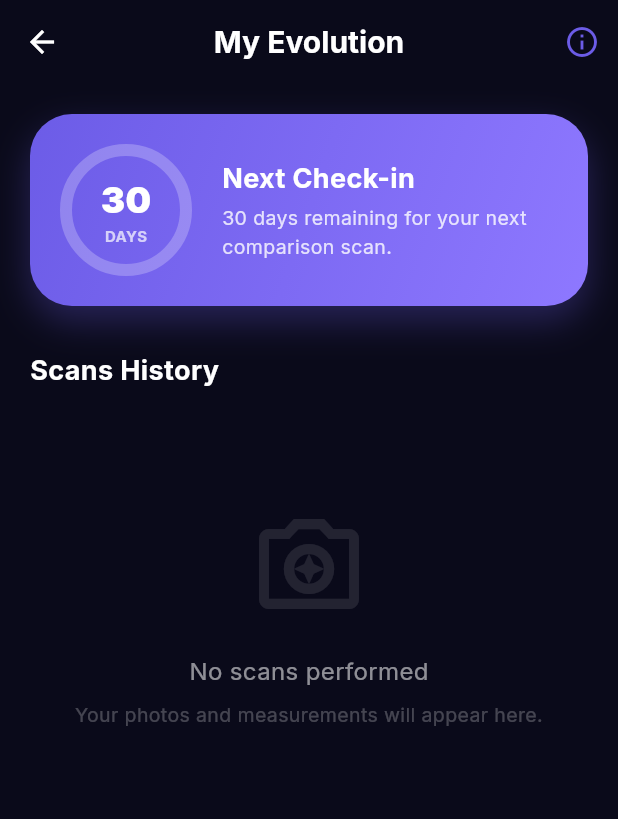
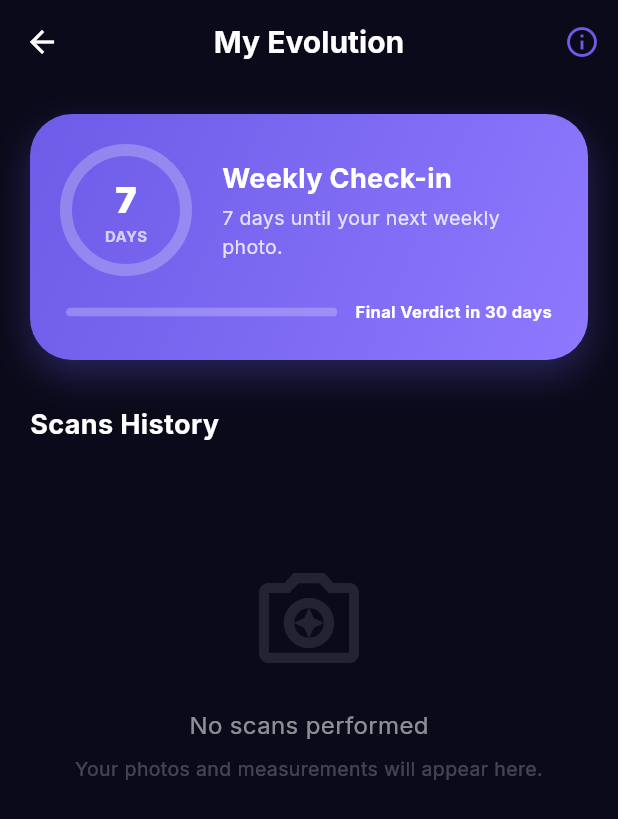
Before and after one commit to shapepro605-pixel/shapepro, a Flutter app: the BodyScanPage screen opened by its route, after a tap on "Side", after a tap on "View My Evolution History", on a phone screen of 412 x 824 dp. Shown: the top 819 px of the screen. Run offline on Flutter 3.47's test engine with Material 3 defaults, Android fonts, the phone set to English and light mode, and no system bars; our stand-ins replace camera, firebase_auth, firebase_core, firebase_storage, fl_chart, flutter_animate and 10 more; missing offline and left inert: google_mlkit_pose_detection, health; accounts and stored records are empty; network calls fail.

Commit message:
feat: implement weekly body scan check-in logic and UI

```diff
--- a/frontend/lib/features/body_scan/body_scan_history_page.dart
+++ b/frontend/lib/features/body_scan/body_scan_history_page.dart
@@ -22,7 +22,8 @@ class _BodyScanHistoryPageState extends State<BodyScanHistoryPage> {
   late BodyScanService _scanService;
   bool _isLoading = true;
   List<Map<String, List<dynamic>>> _groupedScans = [];
-  int _daysRemaining = 30;
+  int _daysRemainingMonthly = 30;
+  int _daysRemainingWeekly = 7;
   Map<String, dynamic>? _latestMetrics;
 
   @override
@@ -87,9 +88,11 @@ class _BodyScanHistoryPageState extends State<BodyScanHistoryPage> {
       if (sortedKeys.isNotEmpty) {
         DateTime lastScanDate = DateTime.parse(sortedKeys.first);
         final difference = DateTime.now().difference(lastScanDate).inDays;
-        _daysRemaining = math.max(0, 30 - difference);
+        _daysRemainingMonthly = math.max(0, 30 - difference);
+        _daysRemainingWeekly = difference >= 30 ? 0 : (difference % 7 == 0 && difference > 0 ? 0 : 7 - (difference % 7));
       } else {
-        _daysRemaining = 30;
+        _daysRemainingMonthly = 30;
+        _daysRemainingWeekly = 7;
       }
 
     } catch (e) {
@@ -150,23 +153,29 @@ class _BodyScanHistoryPageState extends State<BodyScanHistoryPage> {
   }
 
   Widget _buildCountdownHeader() {
-    double progress = (30 - _daysRemaining) / 30;
-    bool isExpired = _daysRemaining == 0;
+    double monthlyProgress = (30 - _daysRemainingMonthly) / 30;
+    double weeklyProgress = (7 - _daysRemainingWeekly) / 7;
+    bool isMonthlyExpired = _daysRemainingMonthly == 0;
+    bool isWeeklyExpired = _daysRemainingWeekly == 0;
 
     return Container(
       padding: const EdgeInsets.all(24),
       decoration: BoxDecoration(
         gradient: LinearGradient(
-          colors: isExpired
-            ? [const Color(0xFF2ED573), const Color(0xFF1ABC9C)]
-            : [const Color(0xFF6C5CE7), const Color(0xFF8E78FF)],
+          colors: isMonthlyExpired
+            ? [const Color(0xFFFFD93D), const Color(0xFFF39C12)]
+            : (isWeeklyExpired
+                ? [const Color(0xFF2ED573), const Color(0xFF1ABC9C)]
+                : [const Color(0xFF6C5CE7), const Color(0xFF8E78FF)]),
           begin: Alignment.topLeft,
           end: Alignment.bottomRight,
         ),
         borderRadius: BorderRadius.circular(28),
         boxShadow: [
           BoxShadow(
-            color: (isExpired ? const Color(0xFF2ED573) : const Color(0xFF6C5CE7)).withOpacity(0.3),
+            color: (isMonthlyExpired
+              ? const Color(0xFFFFD93D)
+              : (isWeeklyExpired ? const Color(0xFF2ED573) : const Color(0xFF6C5CE7))).withOpacity(0.3),
             blurRadius: 20,
             offset: const Offset(0, 10),
           )
@@ -183,7 +192,7 @@ class _BodyScanHistoryPageState extends State<BodyScanHistoryPage> {
                     width: 80,
                     height: 80,
                     child: CircularProgressIndicator(
-                      value: progress,
+                      value: isMonthlyExpired ? 1.0 : weeklyProgress,
                       strokeWidth: 8,
                       backgroundColor: Colors.white24,
                       valueColor: const AlwaysStoppedAnimation<Color>(Colors.white),
@@ -193,7 +202,7 @@ class _BodyScanHistoryPageState extends State<BodyScanHistoryPage> {
                     mainAxisSize: MainAxisSize.min,
                     children: [
                       Text(
-                        "$_daysRemaining",
+                        isMonthlyExpired ? "0" : "$_daysRemainingWeekly",
                         style: GoogleFonts.inter(
                           fontSize: 24,
                           fontWeight: FontWeight.w900,
@@ -218,9 +227,11 @@ class _BodyScanHistoryPageState extends State<BodyScanHistoryPage> {
                   crossAxisAlignment: CrossAxisAlignment.start,
                   children: [
                     Text(
-                      isExpired
-                        ? "HORA DA EVOLUÇÃO!"
-                        : AppLocalizations.of(context)!.nextCheckin,
+                      isMonthlyExpired
+                        ? AppLocalizations.of(context)!.monthlyVerdictReady
+                        : (isWeeklyExpired
+                            ? AppLocalizations.of(context)!.weeklyPhotoReady
+                            : AppLocalizations.of(context)!.weeklyCheckin),
                       style: GoogleFonts.inter(
                         fontSize: 18,
                         fontWeight: FontWeight.bold,
@@ -229,9 +240,11 @@ class _BodyScanHistoryPageState extends State<BodyScanHistoryPage> {
                     ),
                     const SizedBox(height: 4),
                     Text(
-                      isExpired
-                        ? "Seu ciclo de 30 dias terminou. Tire uma nova foto agora!"
-                        : AppLocalizations.of(context)!.daysRemainingDesc(_daysRemaining),
+                      isMonthlyExpired
+                        ? AppLocalizations.of(context)!.monthlyVerdictReadyDesc
+                        : (isWeeklyExpired
+                            ? AppLocalizations.of(context)!.weeklyPhotoReadyDesc
+                            : AppLocalizations.of(context)!.weeklyDaysRemaining(_daysRemainingWeekly)),
                       style: GoogleFonts.inter(
                         fontSize: 13,
                         color: Colors.white.withOpacity(0.8)
@@ -242,6 +255,35 @@ class _BodyScanHistoryPageState extends State<BodyScanHistoryPage> {
               ),
             ],
           ),
+
+          if (!isMonthlyExpired) ...[
+            const SizedBox(height: 20),
+            Row(
+              children: [
+                Expanded(
+                  child: ClipRRect(
+                    borderRadius: BorderRadius.circular(4),
+                    child: LinearProgressIndicator(
+                      value: monthlyProgress,
+                      minHeight: 6,
+                      backgroundColor: Colors.white24,
+                      valueColor: const AlwaysStoppedAnimation<Color>(Colors.white),
+                    ),
+                  ),
+                ),
+                const SizedBox(width: 12),
+                Text(
+                  AppLocalizations.of(context)!.monthlyVerdict(_daysRemainingMonthly),
+                  style: GoogleFonts.inter(
+                    fontSize: 11,
+                    fontWeight: FontWeight.bold,
+                    color: Colors.white,
+                  ),
+                ),
+              ],
+            ),
+          ],
+
           if (_groupedScans.length >= 2) ...[
             const SizedBox(height: 20),
             const Divider(color: Colors.white24),
@@ -252,7 +294,7 @@ class _BodyScanHistoryPageState extends State<BodyScanHistoryPage> {
               label: const Text("VER COMPARAÇÃO DE ANTES E DEPOIS"),
               style: ElevatedButton.styleFrom(
                 backgroundColor: Colors.white,
-                foregroundColor: isExpired ? const Color(0xFF2ED573) : const Color(0xFF6C5CE7),
+                foregroundColor: isMonthlyExpired ? const Color(0xFFF39C12) : (isWeeklyExpired ? const Color(0xFF2ED573) : const Color(0xFF6C5CE7)),
                 minimumSize: const Size(double.infinity, 50),
                 shape: RoundedRectangleBorder(borderRadius: BorderRadius.circular(14)),
                 elevation: 0,
--- a/frontend/lib/features/body_scan/body_scan_page.dart
+++ b/frontend/lib/features/body_scan/body_scan_page.dart
@@ -76,7 +76,7 @@ class _BodyScanPageState extends State<BodyScanPage> with SingleTickerProviderSt
       if (mounted) {
         setState(() {
           _daysSinceLastScan = diff;
-          _isEvolutionMode = diff >= 30;
+          _isEvolutionMode = diff >= 7; // Show banner if >= 7 days
         });
       }
     }
@@ -143,7 +143,7 @@ class _BodyScanPageState extends State<BodyScanPage> with SingleTickerProviderSt
     if (mounted) {
       setState(() => _isUploading = false);
       if (result['success']) {
-        // Schedule reminder for 30 days
+        // Schedule reminder for 7 days (weekly)
         NotificationService.scheduleComparisonReminder();
         _showSuccess();
       } else {
@@ -217,7 +217,9 @@ class _BodyScanPageState extends State<BodyScanPage> with SingleTickerProviderSt
           if (_isEvolutionMode) _buildEvolutionBanner(),
           const SizedBox(height: 16),
           Text(
-            _isEvolutionMode ? "CHECK-IN DE EVOLUÇÃO" : AppLocalizations.of(context)!.evolutionAnalysis,
+            _isEvolutionMode
+                ? (_daysSinceLastScan >= 30 ? AppLocalizations.of(context)!.monthlyVerdictReady : AppLocalizations.of(context)!.weeklyCheckin)
+                : AppLocalizations.of(context)!.evolutionAnalysis,
             style: GoogleFonts.inter(fontSize: 24, fontWeight: FontWeight.w900, color: Colors.white),
           ),
           const SizedBox(height: 8),
@@ -297,34 +299,41 @@ class _BodyScanPageState extends State<BodyScanPage> with SingleTickerProviderSt
   }
 
   Widget _buildEvolutionBanner() {
+    bool isMonthly = _daysSinceLastScan >= 30;
     return Container(
       margin: const EdgeInsets.only(bottom: 24),
       padding: const EdgeInsets.all(20),
       decoration: BoxDecoration(
-        gradient: const LinearGradient(
-          colors: [Color(0xFF2ED573), Color(0xFF1ABC9C)],
+        gradient: LinearGradient(
+          colors: isMonthly
+            ? [const Color(0xFFFFD93D), const Color(0xFFF39C12)]
+            : [const Color(0xFF2ED573), const Color(0xFF1ABC9C)],
           begin: Alignment.topLeft,
           end: Alignment.bottomRight,
         ),
         borderRadius: BorderRadius.circular(20),
         boxShadow: [
-          BoxShadow(color: const Color(0xFF2ED573).withOpacity(0.3), blurRadius: 15, offset: const Offset(0, 8))
+          BoxShadow(
+            color: (isMonthly ? const Color(0xFFFFD93D) : const Color(0xFF2ED573)).withOpacity(0.3),
+            blurRadius: 15,
+            offset: const Offset(0, 8)
+          )
         ],
       ),
       child: Row(
         children: [
-          const Icon(Icons.auto_awesome, color: Colors.white, size: 30),
+          Icon(isMonthly ? Icons.emoji_events : Icons.auto_awesome, color: Colors.white, size: 30),
           const SizedBox(width: 16),
           Expanded(
             child: Column(
               crossAxisAlignment: CrossAxisAlignment.start,
               children: [
                 Text(
-                  "HORA DE VER RESULTADOS!",
+                  isMonthly ? AppLocalizations.of(context)!.monthlyVerdictReady : AppLocalizations.of(context)!.weeklyPhotoReady,
                   style: GoogleFonts.inter(color: Colors.white, fontWeight: FontWeight.w900, fontSize: 14),
                 ),
                 Text(
-                  "Já faz $_daysSinceLastScan dias desde seu último scan. Vamos ver como você evoluiu?",
+                  isMonthly ? AppLocalizations.of(context)!.monthlyVerdictReadyDesc : AppLocalizations.of(context)!.weeklyPhotoReadyDesc,
                   style: GoogleFonts.inter(color: Colors.white.withOpacity(0.9), fontSize: 12),
                 ),
               ],
--- a/frontend/lib/features/body_scan/camera_view.dart
+++ b/frontend/lib/features/body_scan/camera_view.dart
@@ -262,9 +262,7 @@ class _CameraViewState extends State<CameraView> {
 
     // 1. Auto-Capture Trigger (>70% alignment + Stability)
     if (_alignmentPercentage >= 70 && _isValid && !_isCapturing) {
-      if (_stableStartTime == null) {
-        _stableStartTime = DateTime.now();
-      }
+      _stableStartTime ??= DateTime.now();
 
       final elapsedStable = DateTime.now().difference(_stableStartTime!).inMilliseconds;
       setState(() {
--- a/frontend/lib/features/body_scan/overlay_guide.dart
+++ b/frontend/lib/features/body_scan/overlay_guide.dart
@@ -1,4 +1,3 @@
-import 'dart:math' as math;
 import 'package:flutter/material.dart';
 import 'package:google_mlkit_pose_detection/google_mlkit_pose_detection.dart';
 import 'package:google_fonts/google_fonts.dart';
--- a/frontend/lib/l10n/app_en.arb
+++ b/frontend/lib/l10n/app_en.arb
@@ -102,7 +102,7 @@
   "creatingAccount": "Creating account...",
   "createMyAccount": "Create my account",
   "myEvolution": "My Evolution",
-  "nextCheckin": "Next Check-in",
+  "nextCheckin": "Weekly Photo",
   "scansHistory": "Scans History",
   "daysRemainingDesc": "{days} days remaining for your next comparison scan.",
   "@daysRemainingDesc": {
@@ -112,6 +112,34 @@
   },
   "timeToUpdate": "Time to Update!",
   "newScanNow": "Do a new scan now to see your results!",
+  "weeklyCheckin": "Weekly Check-in",
+  "weeklyCheckinDesc": "Take your weekly photo to track your evolution!",
+  "weeklyDaysRemaining": "{days} days until your next weekly photo.",
+  "@weeklyDaysRemaining": {
+    "placeholders": {
+      "days": { "type": "int" }
+    }
+  },
+  "monthlyVerdict": "Final Verdict in {days} days",
+  "@monthlyVerdict": {
+    "placeholders": {
+      "days": { "type": "int" }
+    }
+  },
+  "weeklyPhotoReady": "📸 WEEKLY PHOTO TIME!",
+  "weeklyPhotoReadyDesc": "Take your photo now and see how you evolved this week!",
+  "monthlyVerdictReady": "🏆 FINAL VERDICT!",
+  "monthlyVerdictReadyDesc": "Your 30-day cycle is complete! See your full transformation!",
+  "weekLabel": "Week {week}",
+  "@weekLabel": {
+    "placeholders": {
+      "week": { "type": "int" }
+    }
+  },
+  "weeklyProgress": "Weekly Progress",
+  "monthlyProgress": "Monthly Progress",
+  "photoOnceAWeek": "1 photo per week",
+  "trackWeekByWeek": "Track week by week",
   "neck": "Neck",
   "shoulders": "Shoulders",
   "chest": "Chest",
@@ -246,7 +274,7 @@
   "accept": "Accept",
   "diet_generated": "Your diet has been generated successfully!",
   "bodyScanAI": "Body Scan AI",
-  "trackBodyEvolution": "Track your body evolution",
+  "trackBodyEvolution": "📸 1x per week • Track your evolution",
   "open": "OPEN",
   "evolutionAnalysis": "Evolution Analysis",
   "selectPoseType": "Select the type of photo you want to take today.",
--- a/frontend/lib/l10n/app_localizations.dart
+++ b/frontend/lib/l10n/app_localizations.dart
@@ -677,7 +677,7 @@ abstract class AppLocalizations {
   /// No description provided for @nextCheckin.
   ///
   /// In pt, this message translates to:
-  /// **'Próximo Check-in'**
+  /// **'Foto Semanal'**
   String get nextCheckin;
 
   /// No description provided for @scansHistory.
@@ -704,6 +704,84 @@ abstract class AppLocalizations {
   /// **'Faça um novo scanner agora para ver seus resultados!'**
   String get newScanNow;
 
+  /// No description provided for @weeklyCheckin.
+  ///
+  /// In pt, this message translates to:
+  /// **'Check-in Semanal'**
+  String get weeklyCheckin;
+
+  /// No description provided for @weeklyCheckinDesc.
+  ///
+  /// In pt, this message translates to:
+  /// **'Tire sua foto semanal para acompanhar sua evolução!'**
+  String get weeklyCheckinDesc;
+
+  /// No description provided for @weeklyDaysRemaining.
+  ///
+  /// In pt, this message translates to:
+  /// **'Faltam {days} dias para sua próxima foto semanal.'**
+  String weeklyDaysRemaining(int days);
+
+  /// No description provided for @monthlyVerdict.
+  ///
+  /// In pt, this message translates to:
+  /// **'Veredito Final em {days} dias'**
+  String monthlyVerdict(int days);
+
+  /// No description provided for @weeklyPhotoReady.
+  ///
+  /// In pt, this message translates to:
+  /// **'📸 HORA DA FOTO SEMANAL!'**
+  String get weeklyPhotoReady;
+
+  /// No description provided for @weeklyPhotoReadyDesc.
+  ///
+  /// In pt, this message translates to:
+  /// **'Tire sua foto agora e veja como você evoluiu essa semana!'**
+  String get weeklyPhotoReadyDesc;
+
+  /// No description provided for @monthlyVerdictReady.
+  ///
+  /// In pt, this message translates to:
+  /// **'🏆 VEREDITO FINAL!'**
+  String get monthlyVerdictReady;
+
+  /// No description provided for @monthlyVerdictReadyDesc.
+  ///
+  /// In pt, this message translates to:
+  /// **'Seu ciclo de 30 dias terminou! Veja sua transformação completa!'**
+  String get monthlyVerdictReadyDesc;
+
+  /// No description provided for @weekLabel.
+  ///
+  /// In pt, this message translates to:
+  /// **'Semana {week}'**
+  String weekLabel(int week);
+
+  /// No description provided for @weeklyProgress.
+  ///
+  /// In pt, this message translates to:
+  /// **'Progresso Semanal'**
+  String get weeklyProgress;
+
+  /// No description provided for @monthlyProgress.
+  ///
+  /// In pt, this message translates to:
+  /// **'Progresso Mensal'**
+  String get monthlyProgress;
+
+  /// No description provided for @photoOnceAWeek.
+  ///
+  /// In pt, this message translates to:
+  /// **'1 foto por semana'**
+  String get photoOnceAWeek;
+
+  /// No description provided for @trackWeekByWeek.
+  ///
+  /// In pt, this message translates to:
+  /// **'Acompanhe semana a semana'**
+  String get trackWeekByWeek;
+
   /// No description provided for @neck.
   ///
   /// In pt, this message translates to:
@@ -1451,7 +1529,7 @@ abstract class AppLocalizations {
   /// No description provided for @trackBodyEvolution.
   ///
   /// In pt, this message translates to:
-  /// **'Registre sua evolução corporal'**
+  /// **'📸 1x por semana • Acompanhe sua evolução'**
   String get trackBodyEvolution;
 
   /// No description provided for @open.
@@ -2353,12 +2431,6 @@ abstract class AppLocalizations {
   /// In pt, this message translates to:
   /// **'Sono'**
   String get sono;
-
-  /// No description provided for @weeklyProgress.
-  ///
-  /// In pt, this message translates to:
-  /// **'Progresso Semanal'**
-  String get weeklyProgress;
 
   /// No description provided for @wearablesTitle.
   ///
--- a/frontend/lib/l10n/app_localizations_en.dart
+++ b/frontend/lib/l10n/app_localizations_en.dart
@@ -304,7 +304,7 @@ class AppLocalizationsEn extends AppLocalizations {
   String get myEvolution => 'My Evolution';
 
   @override
-  String get nextCheckin => 'Next Check-in';
+  String get nextCheckin => 'Weekly Photo';
 
   @override
   String get scansHistory => 'Scans History';
@@ -319,6 +319,54 @@ class AppLocalizationsEn extends AppLocalizations {
 
   @override
   String get newScanNow => 'Do a new scan now to see your results!';
+
+  @override
+  String get weeklyCheckin => 'Weekly Check-in';
+
+  @override
+  String get weeklyCheckinDesc =>
+      'Take your weekly photo to track your evolution!';
+
+  @override
+  String weeklyDaysRemaining(int days) {
+    return '$days days until your next weekly photo.';
+  }
+
+  @override
+  String monthlyVerdict(int days) {
+    return 'Final Verdict in $days days';
+  }
+
+  @override
+  String get weeklyPhotoReady => '📸 WEEKLY PHOTO TIME!';
+
+  @override
+  String get weeklyPhotoReadyDesc =>
+      'Take your photo now and see how you evolved this week!';
+
+  @override
+  String get monthlyVerdictReady => '🏆 FINAL VERDICT!';
+
+  @override
+  String get monthlyVerdictReadyDesc =>
+      'Your 30-day cycle is complete! See your full transformation!';
+
+  @override
+  String weekLabel(int week) {
+    return 'Week $week';
+  }
+
+  @override
+  String get weeklyProgress => 'Weekly Progress';
+
+  @override
+  String get monthlyProgress => 'Monthly Progress';
+
+  @override
+  String get photoOnceAWeek => '1 photo per week';
+
+  @override
+  String get trackWeekByWeek => 'Track week by week';
 
   @override
   String get neck => 'Neck';
@@ -715,7 +763,7 @@ class AppLocalizationsEn extends AppLocalizations {
   String get bodyScanAI => 'Body Scan AI';
 
   @override
-  String get trackBodyEvolution => 'Track your body evolution';
+  String get trackBodyEvolution => '📸 1x per week • Track your evolution';
 
   @override
   String get open => 'OPEN';
@@ -1205,9 +1253,6 @@ class AppLocalizationsEn extends AppLocalizations {
   String get sono => 'Sleep';
 
   @override
-  String get weeklyProgress => 'Weekly Progress';
-
-  @override
   String get wearablesTitle => 'Wearables';
 
   @override
--- a/frontend/lib/services/api.dart
+++ b/frontend/lib/services/api.dart
@@ -26,7 +26,7 @@ class ApiService extends ChangeNotifier {
   }
 
   // Current version must match configuration
-  static const String currentAppVersion = "1.0.24";
+  static const String currentAppVersion = "1.0.26";
 
   String? _accessToken;
   String? _refreshToken;
--- a/frontend/lib/services/notification_service.dart
+++ b/frontend/lib/services/notification_service.dart
@@ -3,7 +3,6 @@ import 'package:timezone/timezone.dart' as tz;
 import 'package:timezone/data/latest.dart' as tz;
 import 'package:shared_preferences/shared_preferences.dart';
 import 'dart:convert';
-import 'dart:math';
 import 'api.dart';
 import 'package:provider/provider.dart';
 import 'package:flutter/material.dart';
@@ -161,12 +160,12 @@ class NotificationService {
   static Future<void> scheduleComparisonReminder() async {
     final name = await _getUserName();
     final now = tz.TZDateTime.now(tz.local);
-    final scheduledDate = now.add(const Duration(days: 30));
+    final scheduledDate = now.add(const Duration(days: 7)); // Weekly check-in
 
     await _notificationsPlugin.zonedSchedule(
       id: 999,
-      title: "$name, hora de ver sua evolução! 📸",
-      body: 'Já faz 30 dias desde o seu último Body Scan. Vamos ver como você mudou?',
+      title: "$name, hora do check-in semanal! 📸",
+      body: 'Sua foto semanal da evolução está te esperando. Mantenha o foco!',
       scheduledDate: scheduledDate,
       notificationDetails: const NotificationDetails(
         android: AndroidNotificationDetails(
--- a/frontend/pubspec.yaml
+++ b/frontend/pubspec.yaml
@@ -1,7 +1,7 @@
 name: shapepro
 description: ShapePro - App profissional de dieta e treino personalizado
 publish_to: 'none'
-version: 1.0.24+41
+version: 1.0.26+43
 
 environment:
   sdk: '>=3.2.0 <4.0.0'
```
Also changed, not shown: frontend/lib/l10n/app_localizations_pt.dart (+50 -5 lines), frontend/lib/l10n/app_pt.arb (+30 -2 lines), 1 other file.
